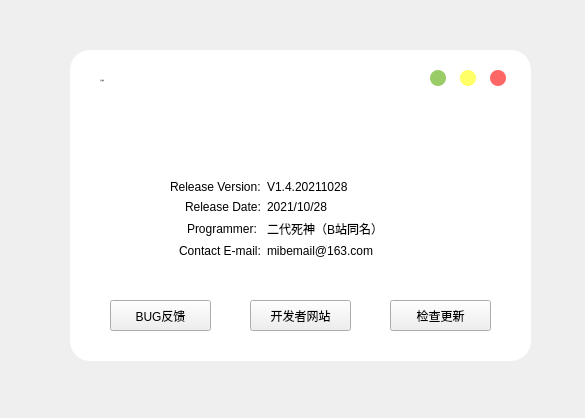
JimmyLiang-lzm/biliDownloader_GUI, file bilidabout.ui: the form before one commit.
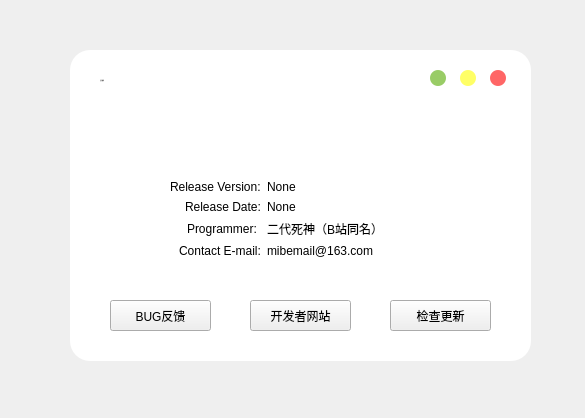
The form after the commit. Icons and pictures are not drawn.

The edit to the form file:
```diff
--- a/bilidabout.ui
+++ b/bilidabout.ui
@@ -354,14 +354,14 @@
      <item row="0" column="1">
       <widget class="QLabel" name="lab_version">
        <property name="text">
-        <string>V1.4.20211028</string>
+        <string>None</string>
        </property>
       </widget>
      </item>
      <item row="1" column="1">
       <widget class="QLabel" name="label_6">
        <property name="text">
-        <string>2021/10/28</string>
+        <string>None</string>
        </property>
       </widget>
      </item>
```
